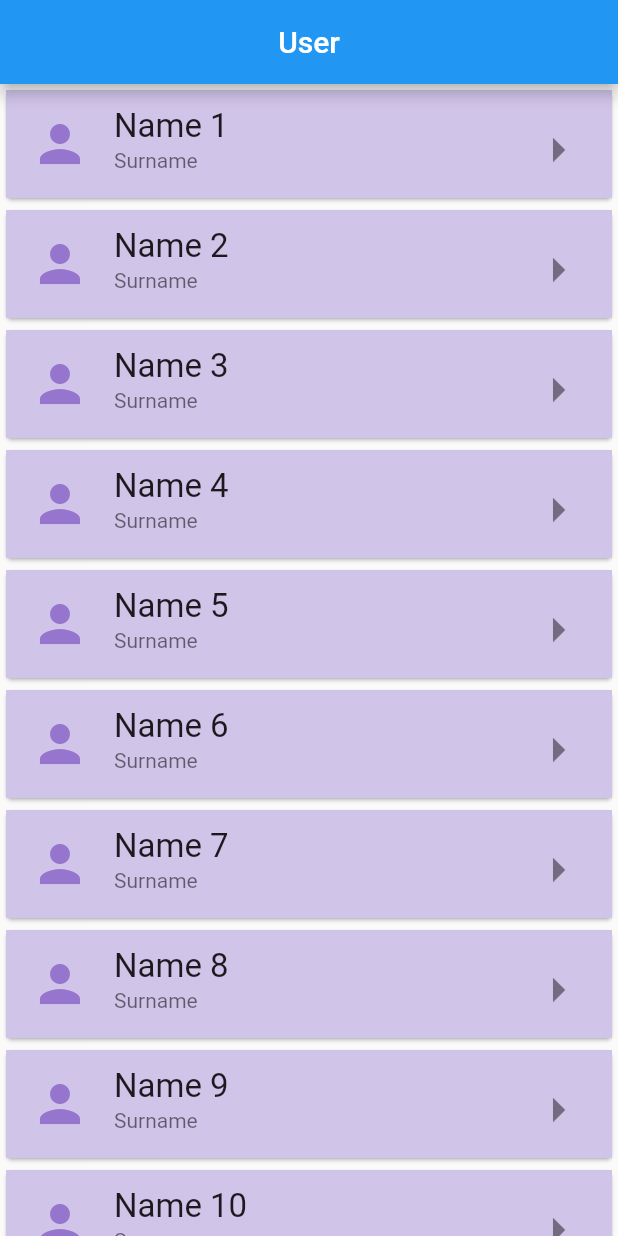
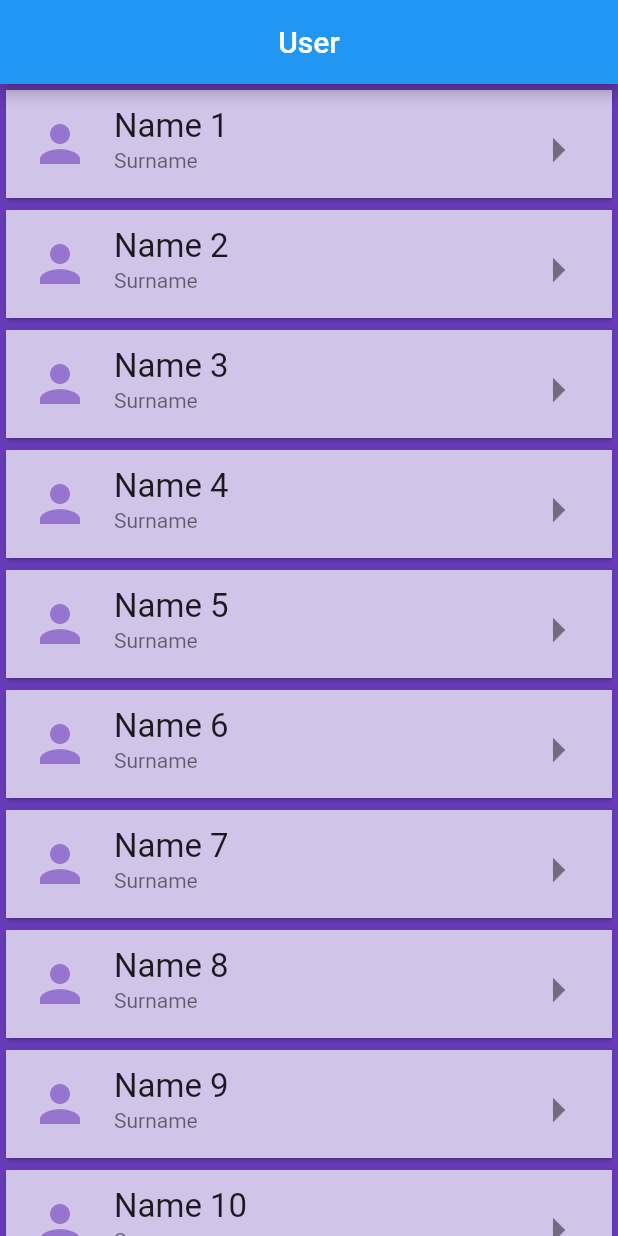
Before and after one commit to omerbirgul/OYK_flutter101, a Flutter app: the screen it shows after launch, on a phone screen of 412 x 824 dp. Run offline on Flutter 3.47's test engine with Material 2 defaults, Android fonts, the phone set to English and light mode, and no system bars.

Commit message:
OYK flutter day3 chapter3

```diff
--- a/Day_3/flutter_application_2/lib/view/home_screen.dart
+++ b/Day_3/flutter_application_2/lib/view/home_screen.dart
@@ -14,6 +14,8 @@ class _HomeScreenState extends State<HomeScreen> {
 
   bool isRead = false;
 
+  List <Color> colorList = List.generate(60, (index) => Colors.deepPurple.shade100);
+
 // *********************************************************
 // *********************************************************
 
@@ -29,6 +31,7 @@ class _HomeScreenState extends State<HomeScreen> {
         itemCount: 60,
         itemBuilder: (context, index) => _buildUserCard(context, index),
       ),
+      backgroundColor: Colors.deepPurple,
     );
   }
 
@@ -65,11 +68,12 @@ class _HomeScreenState extends State<HomeScreen> {
             setState((){
 
               isRead = true;
+              colorList[index] = Colors.white;
             });
 
           },
         ),
-        tileColor: isRead ? Colors.white : Colors.deepPurple.shade100,
+        tileColor: colorList[index],
       ),
     );
   }
```
